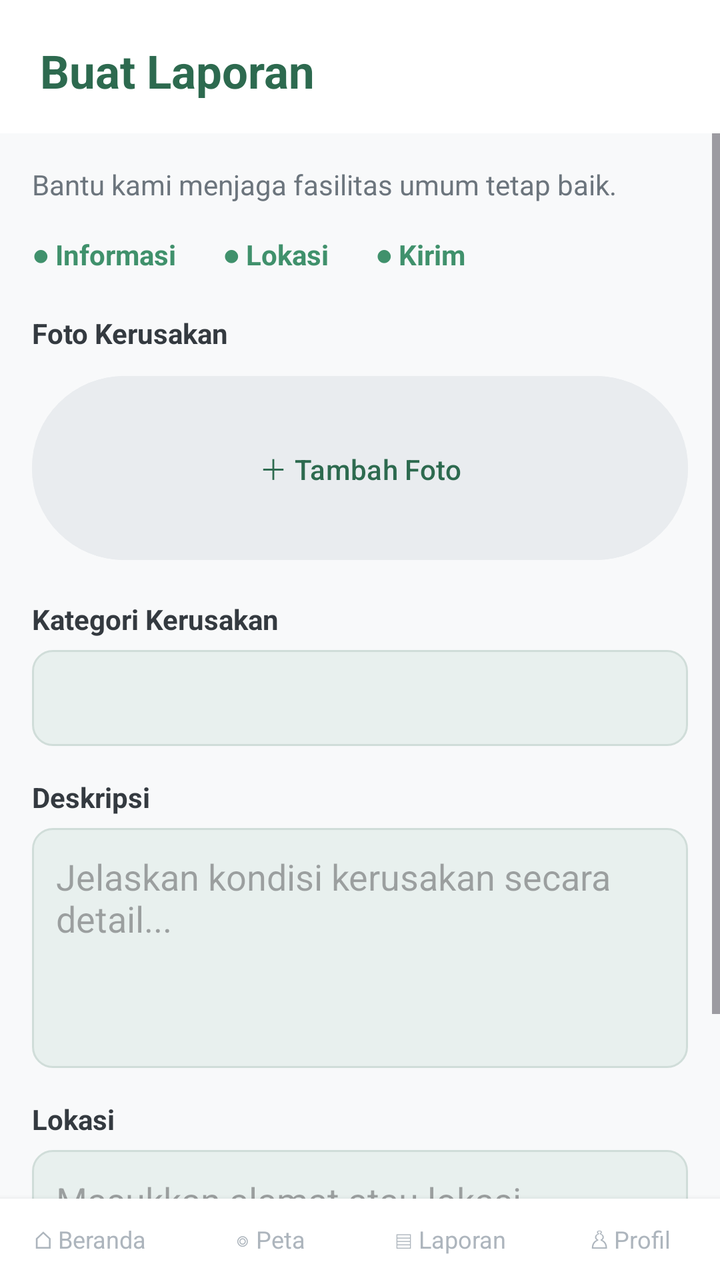
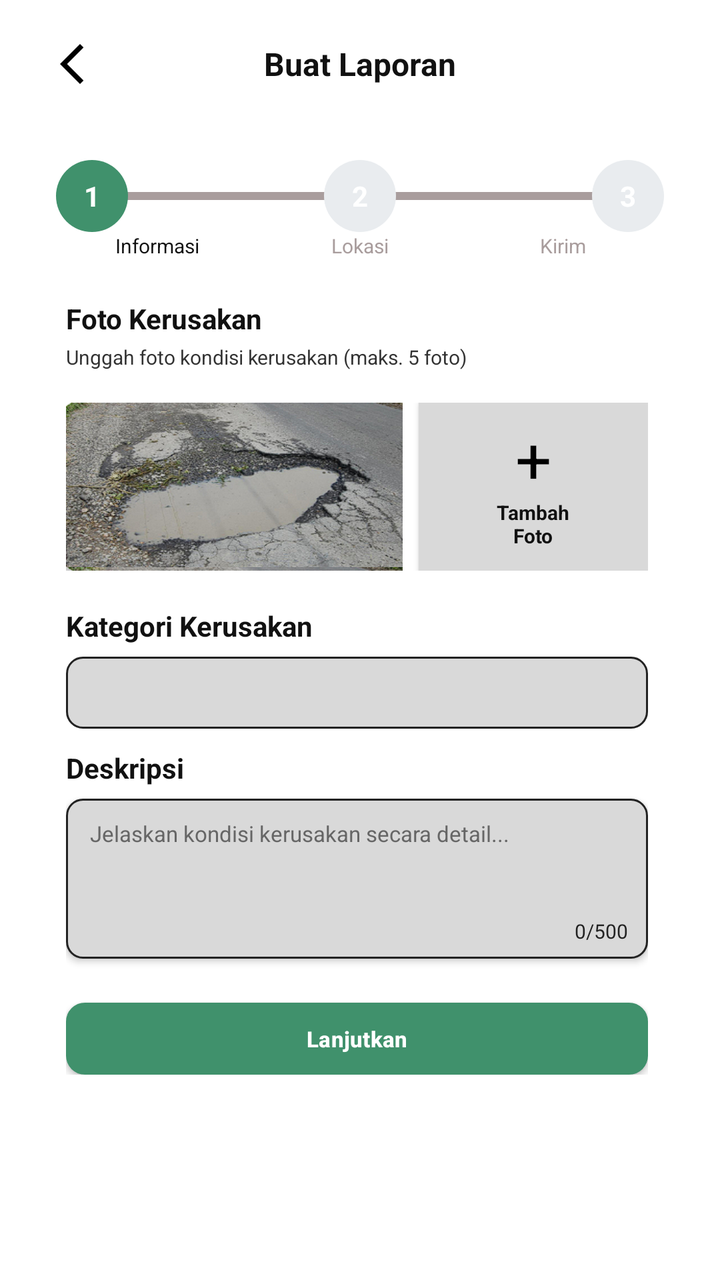

Compare the two renders of this Android layout. The source of the first and the diff that turns it into the second are given below.
<!-- AndroidManifest.xml: application theme Theme.Benito_TIA -->
<!-- res/layout/activity_create_report.xml -->
<?xml version="1.0" encoding="utf-8"?>
<LinearLayout xmlns:android="http://schemas.android.com/apk/res/android" android:layout_width="match_parent" android:layout_height="match_parent" android:orientation="vertical" android:background="@color/background_light">
 <TextView android:layout_width="match_parent" android:layout_height="wrap_content" android:text="Buat Laporan" android:textSize="23sp" android:textStyle="bold" android:textColor="@color/forest_green" android:background="@color/white" android:paddingStart="20dp" android:paddingEnd="20dp" android:paddingTop="20dp" android:paddingBottom="16dp"/>
 <ScrollView android:layout_width="match_parent" android:layout_height="0dp" android:layout_weight="1" android:fillViewport="true"><LinearLayout android:layout_width="match_parent" android:layout_height="wrap_content" android:orientation="vertical" android:padding="16dp"><TextView android:layout_width="match_parent" android:layout_height="wrap_content" android:text="Bantu kami menjaga fasilitas umum tetap baik." android:textColor="@color/gray_text" android:textSize="14sp" android:layout_marginBottom="16dp"/>
 <TextView android:layout_width="match_parent" android:layout_height="wrap_content" android:text="● Informasi       ● Lokasi       ● Kirim" android:textColor="@color/pine_green" android:textStyle="bold" android:layout_marginBottom="20dp"/>
 <TextView android:layout_width="match_parent" android:layout_height="wrap_content" android:text="Foto Kerusakan" android:textStyle="bold" android:textColor="@color/text_dark"/>
 <Button android:id="@+id/btnAddPhoto" android:layout_width="match_parent" android:layout_height="100dp" android:text="＋ Tambah Foto" android:backgroundTint="@color/very_light_gray" android:textColor="@color/forest_green" android:layout_marginTop="8dp" android:layout_marginBottom="16dp"/>
 <TextView android:layout_width="match_parent" android:layout_height="wrap_content" android:text="Kategori Kerusakan" android:textStyle="bold" android:textColor="@color/text_dark"/>
 <Spinner android:id="@+id/spinnerCategory" android:layout_width="match_parent" android:layout_height="48dp" android:background="@drawable/bg_edittext" android:layout_marginTop="6dp" android:layout_marginBottom="16dp"/>
 <TextView android:layout_width="match_parent" android:layout_height="wrap_content" android:text="Deskripsi" android:textStyle="bold" android:textColor="@color/text_dark"/>
 <EditText android:id="@+id/etDescription" android:layout_width="match_parent" android:layout_height="120dp" android:gravity="top" android:hint="Jelaskan kondisi kerusakan secara detail..." android:inputType="textMultiLine|textCapSentences" android:padding="12dp" android:background="@drawable/bg_edittext" android:layout_marginTop="6dp" android:layout_marginBottom="16dp"/>
 <TextView android:layout_width="match_parent" android:layout_height="wrap_content" android:text="Lokasi" android:textStyle="bold" android:textColor="@color/text_dark"/>
 <EditText android:id="@+id/etLocation" android:layout_width="match_parent" android:layout_height="50dp" android:hint="Masukkan alamat atau lokasi" android:padding="12dp" android:background="@drawable/bg_edittext" android:layout_marginTop="6dp" android:layout_marginBottom="18dp"/>
 <Button android:id="@+id/btnSubmitReport" android:layout_width="match_parent" android:layout_height="52dp" android:text="Kirim Laporan" android:textColor="@color/white" android:backgroundTint="@color/pine_green"/></LinearLayout></ScrollView>
 <LinearLayout android:layout_width="match_parent" android:layout_height="wrap_content" android:orientation="horizontal" android:background="@color/white" android:elevation="5dp" android:paddingTop="8dp" android:paddingBottom="8dp">
  <TextView android:id="@+id/navBeranda" android:layout_width="0dp" android:layout_height="wrap_content" android:layout_weight="1" android:gravity="center" android:text="⌂
Beranda" android:textColor="@color/nav_inactive" android:textSize="12sp" android:padding="4dp"/>
  <TextView android:id="@+id/navPeta" android:layout_width="0dp" android:layout_height="wrap_content" android:layout_weight="1" android:gravity="center" android:text="◎
Peta" android:textColor="@color/nav_inactive" android:textSize="12sp" android:padding="4dp"/>
  <TextView android:id="@+id/navLaporan" android:layout_width="0dp" android:layout_height="wrap_content" android:layout_weight="1" android:gravity="center" android:text="▤
Laporan" android:textColor="@color/nav_inactive" android:textSize="12sp" android:padding="4dp"/>
  <TextView android:id="@+id/navProfil" android:layout_width="0dp" android:layout_height="wrap_content" android:layout_weight="1" android:gravity="center" android:text="♙
Profil" android:textColor="@color/nav_inactive" android:textSize="12sp" android:padding="4dp"/>
 </LinearLayout>
</LinearLayout>
<!-- resources referenced by this layout -->
<resources>
  <color name="background_light">@color/off_white</color>
  <color name="forest_green">#2D6A4F</color>
  <color name="gray_text">#6C757D</color>
  <color name="nav_inactive">@color/medium_gray</color>
  <color name="pine_green">#40916C</color>
  <color name="text_dark">@color/dark_grayish</color>
  <color name="very_light_gray">#E9ECEF</color>
  <color name="white">#FFFFFF</color>
  <!-- drawable bg_edittext (drawable) -->
  <?xml version="1.0" encoding="utf-8"?>
  <shape xmlns:android="http://schemas.android.com/apk/res/android"
      android:shape="rectangle">
      <solid android:color="#E8F0EE" />
      <stroke
          android:width="1dp"
          android:color="#D0DDD9" />
      <corners android:radius="10dp" />
  </shape>
  <style name="Theme.Benito_TIA" parent="Base.Theme.Benito_TIA" />
  <color name="off_white">#F8F9FA</color>
  <color name="medium_gray">#ADB5BD</color>
  <color name="dark_grayish">#343A40</color>
  <style name="Base.Theme.Benito_TIA" parent="Theme.Material3.DayNight.NoActionBar">
          <item name="colorPrimary">@color/pine_green</item>
          <item name="colorPrimaryDark">@color/forest_green</item>
          <item name="colorAccent">@color/mint_green</item>
          <item name="android:statusBarColor">@color/pine_green</item>
          <item name="android:navigationBarColor">@color/white</item>
      </style>
  <color name="mint_green">#E8F5EC</color>
</resources>

<!-- the commit's change to res/layout/activity_create_report.xml (unified diff, before → after) -->
@@ -1,25 +1,314 @@
 <?xml version="1.0" encoding="utf-8"?>
-<LinearLayout xmlns:android="http://schemas.android.com/apk/res/android" android:layout_width="match_parent" android:layout_height="match_parent" android:orientation="vertical" android:background="@color/background_light">
- <TextView android:layout_width="match_parent" android:layout_height="wrap_content" android:text="Buat Laporan" android:textSize="23sp" android:textStyle="bold" android:textColor="@color/forest_green" android:background="@color/white" android:paddingStart="20dp" android:paddingEnd="20dp" android:paddingTop="20dp" android:paddingBottom="16dp"/>
- <ScrollView android:layout_width="match_parent" android:layout_height="0dp" android:layout_weight="1" android:fillViewport="true"><LinearLayout android:layout_width="match_parent" android:layout_height="wrap_content" android:orientation="vertical" android:padding="16dp"><TextView android:layout_width="match_parent" android:layout_height="wrap_content" android:text="Bantu kami menjaga fasilitas umum tetap baik." android:textColor="@color/gray_text" android:textSize="14sp" android:layout_marginBottom="16dp"/>
- <TextView android:layout_width="match_parent" android:layout_height="wrap_content" android:text="● Informasi       ● Lokasi       ● Kirim" android:textColor="@color/pine_green" android:textStyle="bold" android:layout_marginBottom="20dp"/>
- <TextView android:layout_width="match_parent" android:layout_height="wrap_content" android:text="Foto Kerusakan" android:textStyle="bold" android:textColor="@color/text_dark"/>
- <Button android:id="@+id/btnAddPhoto" android:layout_width="match_parent" android:layout_height="100dp" android:text="＋ Tambah Foto" android:backgroundTint="@color/very_light_gray" android:textColor="@color/forest_green" android:layout_marginTop="8dp" android:layout_marginBottom="16dp"/>
- <TextView android:layout_width="match_parent" android:layout_height="wrap_content" android:text="Kategori Kerusakan" android:textStyle="bold" android:textColor="@color/text_dark"/>
- <Spinner android:id="@+id/spinnerCategory" android:layout_width="match_parent" android:layout_height="48dp" android:background="@drawable/bg_edittext" android:layout_marginTop="6dp" android:layout_marginBottom="16dp"/>
- <TextView android:layout_width="match_parent" android:layout_height="wrap_content" android:text="Deskripsi" android:textStyle="bold" android:textColor="@color/text_dark"/>
- <EditText android:id="@+id/etDescription" android:layout_width="match_parent" android:layout_height="120dp" android:gravity="top" android:hint="Jelaskan kondisi kerusakan secara detail..." android:inputType="textMultiLine|textCapSentences" android:padding="12dp" android:background="@drawable/bg_edittext" android:layout_marginTop="6dp" android:layout_marginBottom="16dp"/>
- <TextView android:layout_width="match_parent" android:layout_height="wrap_content" android:text="Lokasi" android:textStyle="bold" android:textColor="@color/text_dark"/>
- <EditText android:id="@+id/etLocation" android:layout_width="match_parent" android:layout_height="50dp" android:hint="Masukkan alamat atau lokasi" android:padding="12dp" android:background="@drawable/bg_edittext" android:layout_marginTop="6dp" android:layout_marginBottom="18dp"/>
- <Button android:id="@+id/btnSubmitReport" android:layout_width="match_parent" android:layout_height="52dp" android:text="Kirim Laporan" android:textColor="@color/white" android:backgroundTint="@color/pine_green"/></LinearLayout></ScrollView>
- <LinearLayout android:layout_width="match_parent" android:layout_height="wrap_content" android:orientation="horizontal" android:background="@color/white" android:elevation="5dp" android:paddingTop="8dp" android:paddingBottom="8dp">
-  <TextView android:id="@+id/navBeranda" android:layout_width="0dp" android:layout_height="wrap_content" android:layout_weight="1" android:gravity="center" android:text="⌂
-Beranda" android:textColor="@color/nav_inactive" android:textSize="12sp" android:padding="4dp"/>
-  <TextView android:id="@+id/navPeta" android:layout_width="0dp" android:layout_height="wrap_content" android:layout_weight="1" android:gravity="center" android:text="◎
-Peta" android:textColor="@color/nav_inactive" android:textSize="12sp" android:padding="4dp"/>
-  <TextView android:id="@+id/navLaporan" android:layout_width="0dp" android:layout_height="wrap_content" android:layout_weight="1" android:gravity="center" android:text="▤
-Laporan" android:textColor="@color/nav_inactive" android:textSize="12sp" android:padding="4dp"/>
-  <TextView android:id="@+id/navProfil" android:layout_width="0dp" android:layout_height="wrap_content" android:layout_weight="1" android:gravity="center" android:text="♙
-Profil" android:textColor="@color/nav_inactive" android:textSize="12sp" android:padding="4dp"/>
+<ScrollView
+    xmlns:android="http://schemas.android.com/apk/res/android"
+    xmlns:app="http://schemas.android.com/apk/res-auto"
+    android:layout_width="match_parent"
+    android:layout_height="match_parent"
+    android:background="#FFFFFF"
+    android:fillViewport="true"
+    android:overScrollMode="never">
+
+ <LinearLayout
+     android:layout_width="match_parent"
+     android:layout_height="wrap_content"
+     android:orientation="vertical"
+     android:paddingBottom="24dp">
+
+  
+  <LinearLayout
+      android:layout_width="match_parent"
+      android:layout_height="64dp"
+      android:gravity="center_vertical"
+      android:orientation="horizontal"
+      android:paddingStart="24dp"
+      android:paddingEnd="24dp">
+
+   <ImageView
+       android:id="@+id/btnBack"
+       android:layout_width="24dp"
+       android:layout_height="24dp"
+       android:src="@drawable/arrow_back_ios_new_24"
+       android:contentDescription="Kembali"
+       android:scaleType="fitCenter" />
+
+   <TextView
+       android:layout_width="0dp"
+       android:layout_height="wrap_content"
+       android:layout_weight="1"
+       android:gravity="center"
+       android:text="Buat Laporan"
+       android:textColor="#111111"
+       android:textSize="16sp"
+       android:textStyle="bold" />
+
+   <View
+       android:layout_width="24dp"
+       android:layout_height="24dp" />
+
+  </LinearLayout>
+
+  
+  <LinearLayout
+      android:layout_width="match_parent"
+      android:layout_height="wrap_content"
+      android:layout_marginTop="16dp"
+      android:orientation="vertical"
+      android:paddingStart="28dp"
+      android:paddingEnd="28dp">
+
+   <FrameLayout
+       android:layout_width="match_parent"
+       android:layout_height="36dp">
+
+    <View
+        android:layout_width="match_parent"
+        android:layout_height="4dp"
+        android:layout_gravity="center_vertical"
+        android:layout_marginStart="24dp"
+        android:layout_marginEnd="24dp"
+        android:background="#A99D9D" />
+
+    <LinearLayout
+        android:layout_width="match_parent"
+        android:layout_height="match_parent"
+        android:gravity="center_vertical"
+        android:orientation="horizontal">
+
+     <TextView
+         android:layout_width="36dp"
+         android:layout_height="36dp"
+         android:background="@drawable/bg_step_active"
+         android:gravity="center"
+         android:text="1"
+         android:textColor="#FFFFFF"
+         android:textSize="14sp"
+         android:textStyle="bold" />
+
+     <View
+         android:layout_width="0dp"
+         android:layout_height="1dp"
+         android:layout_weight="1" />
+
+     <TextView
+         android:layout_width="36dp"
+         android:layout_height="36dp"
+         android:background="@drawable/bg_step_inactive"
+         android:gravity="center"
+         android:text="2"
+         android:textColor="#FFFFFF"
+         android:textSize="14sp"
+         android:textStyle="bold" />
+
+     <View
+         android:layout_width="0dp"
+         android:layout_height="1dp"
+         android:layout_weight="1" />
+
+     <TextView
+         android:layout_width="36dp"
+         android:layout_height="36dp"
+         android:background="@drawable/bg_step_inactive"
+         android:gravity="center"
+         android:text="3"
+         android:textColor="#FFFFFF"
+         android:textSize="14sp"
+         android:textStyle="bold" />
+
+    </LinearLayout>
+   </FrameLayout>
+
+   <LinearLayout
+       android:layout_width="match_parent"
+       android:layout_height="wrap_content"
+       android:orientation="horizontal">
+
+    <TextView
+        android:layout_width="0dp"
+        android:layout_height="wrap_content"
+        android:layout_weight="1"
+        android:gravity="center"
+        android:text="Informasi"
+        android:textColor="#111111"
+        android:textSize="10sp" />
+
+    <TextView
+        android:layout_width="0dp"
+        android:layout_height="wrap_content"
+        android:layout_weight="1"
+        android:gravity="center"
+        android:text="Lokasi"
+        android:textColor="#A99D9D"
+        android:textSize="10sp" />
+
+    <TextView
+        android:layout_width="0dp"
+        android:layout_height="wrap_content"
+        android:layout_weight="1"
+        android:gravity="center"
+        android:text="Kirim"
+        android:textColor="#A99D9D"
+        android:textSize="10sp" />
+
+   </LinearLayout>
+  </LinearLayout>
+
+  
+  <LinearLayout
+      android:layout_width="match_parent"
+      android:layout_height="wrap_content"
+      android:layout_marginStart="33dp"
+      android:layout_marginTop="20dp"
+      android:layout_marginEnd="36dp"
+      android:orientation="vertical">
+
+   <TextView
+       android:layout_width="wrap_content"
+       android:layout_height="wrap_content"
+       android:text="Foto Kerusakan"
+       android:textColor="#111111"
+       android:textSize="14sp"
+       android:textStyle="bold" />
+
+   <TextView
+       android:layout_width="wrap_content"
+       android:layout_height="wrap_content"
+       android:layout_marginTop="3dp"
+       android:text="Unggah foto kondisi kerusakan (maks. 5 foto)"
+       android:textColor="#333333"
+       android:textSize="10sp" />
+
+   <LinearLayout
+       android:layout_width="match_parent"
+       android:layout_height="84dp"
+       android:layout_marginTop="16dp"
+       android:orientation="horizontal">
+
+    <ImageView
+        android:id="@+id/imgReportPhoto"
+        android:layout_width="0dp"
+        android:layout_height="match_parent"
+        android:layout_weight="1.25"
+        android:background="@drawable/jalan_rusak"
+        android:contentDescription="Foto kondisi kerusakan"
+        android:scaleType="centerCrop"
+        android:clipToOutline="true" />
+
+    <LinearLayout
+        android:id="@+id/btnAddPhoto"
+        android:layout_width="0dp"
+        android:layout_height="match_parent"
+        android:layout_marginStart="8dp"
+        android:layout_weight="0.85"
+        android:background="#D9D9D9"
+        android:clickable="true"
+        android:focusable="true"
+        android:gravity="center"
+        android:elevation="2dp"
+        android:orientation="vertical">
+
+     <TextView
+         android:layout_width="wrap_content"
+         android:layout_height="wrap_content"
+         android:text="+"
+         android:textColor="#000000"
+         android:textSize="32sp"
+         android:gravity="center"
+         android:includeFontPadding="false" />
+
+     <TextView
+         android:layout_width="wrap_content"
+         android:layout_height="wrap_content"
+         android:text="Tambah\nFoto"
+         android:textColor="#111111"
+         android:textSize="10sp"
+         android:textStyle="bold"
+         android:gravity="center" />
+
+    </LinearLayout>
+   </LinearLayout>
+
+   
+   <TextView
+       android:layout_width="wrap_content"
+       android:layout_height="wrap_content"
+       android:layout_marginTop="18dp"
+       android:text="Kategori Kerusakan"
+       android:textColor="#111111"
+       android:textSize="14sp"
+       android:textStyle="bold" />
+
+   <Spinner
+       android:id="@+id/spinnerCategory"
+       android:layout_width="match_parent"
+       android:layout_height="36dp"
+       android:layout_marginTop="6dp"
+       android:background="@drawable/bg_report_rounded"
+       android:paddingStart="8dp"
+       android:paddingEnd="8dp" />
+
+   
+   <TextView
+       android:layout_width="wrap_content"
+       android:layout_height="wrap_content"
+       android:layout_marginTop="10dp"
+       android:text="Deskripsi"
+       android:textColor="#111111"
+       android:textSize="14sp"
+       android:textStyle="bold" />
+
+   <FrameLayout
+       android:layout_width="match_parent"
+       android:layout_height="80dp"
+       android:layout_marginTop="6dp"
+       android:background="@drawable/bg_report_rounded"
+       android:elevation="2dp">
+
+    <EditText
+        android:id="@+id/etDescription"
+        android:layout_width="match_parent"
+        android:layout_height="match_parent"
+        android:background="@android:color/transparent"
+        android:gravity="top|start"
+        android:hint="Jelaskan kondisi kerusakan secara detail..."
+        android:inputType="textMultiLine|textCapSentences"
+        android:maxLength="500"
+        android:paddingStart="12dp"
+        android:paddingTop="10dp"
+        android:paddingEnd="12dp"
+        android:paddingBottom="24dp"
+        android:textColor="#222222"
+        android:textColorHint="#666666"
+        android:textSize="11sp" />
+
+    <TextView
+        android:id="@+id/tvDescriptionCount"
+        android:layout_width="wrap_content"
+        android:layout_height="wrap_content"
+        android:layout_gravity="bottom|end"
+        android:layout_marginEnd="10dp"
+        android:layout_marginBottom="7dp"
+        android:text="0/500"
+        android:textColor="#222222"
+        android:textSize="10sp" />
+
+   </FrameLayout>
+
+   
+   <Button
+       android:id="@+id/btnSubmitReport"
+       android:layout_width="match_parent"
+       android:layout_height="36dp"
+       android:layout_marginTop="22dp"
+       android:background="@drawable/bg_report_button"
+       android:elevation="2dp"
+       android:stateListAnimator="@null"
+       android:text="Lanjutkan"
+       android:textAllCaps="false"
+       android:textColor="#FFFFFF"
+       android:textSize="11sp"
+       android:textStyle="bold" />
+
+  </LinearLayout>
+
  </LinearLayout>
-</LinearLayout>
+</ScrollView>
<!-- resource entries referenced after the edit -->
@@ -1,27 +1,64 @@
 <!-- resources referenced by this layout -->
 <resources>
-  <color name="background_light">@color/off_white</color>
-  <color name="forest_green">#2D6A4F</color>
-  <color name="gray_text">#6C757D</color>
-  <color name="nav_inactive">@color/medium_gray</color>
-  <color name="pine_green">#40916C</color>
-  <color name="text_dark">@color/dark_grayish</color>
-  <color name="very_light_gray">#E9ECEF</color>
-  <color name="white">#FFFFFF</color>
-  <!-- drawable bg_edittext (drawable) -->
+  <!-- drawable arrow_back_ios_new_24 (drawable) -->
+  <vector xmlns:android="http://schemas.android.com/apk/res/android" android:height="24dp" android:tint="#000000" android:viewportHeight="24" android:viewportWidth="24" android:width="24dp">
+        
+      <path android:fillColor="@android:color/white" android:pathData="M17.77,3.77l-1.77,-1.77l-10,10l10,10l1.77,-1.77l-8.23,-8.23z"/>
+      
+  </vector>
+  <!-- drawable bg_report_button (drawable) -->
+  <?xml version="1.0" encoding="utf-8"?>
+  <shape xmlns:android="http://schemas.android.com/apk/res/android">
+  
+  
+          android:shape="rectangle">
+  
+          
+          <solid android:color="#218451" />
+  
+          
+          <corners android:radius="9dp" />
+  
+          
+          <stroke
+              android:width="1dp"
+              android:color="#176B40" />
+  
+  
+  </shape>
+  <!-- drawable bg_report_rounded (drawable) -->
   <?xml version="1.0" encoding="utf-8"?>
   <shape xmlns:android="http://schemas.android.com/apk/res/android"
       android:shape="rectangle">
-      <solid android:color="#E8F0EE" />
+  
+      <solid android:color="#D9D9D9" />
+  
+  
+      <corners android:radius="8dp" />
+  
+  
       <stroke
           android:width="1dp"
-          android:color="#D0DDD9" />
-      <corners android:radius="10dp" />
+          android:color="#222222" />
+  
   </shape>
+  <!-- drawable bg_step_active (drawable) -->
+  <?xml version="1.0" encoding="utf-8"?>
+  <shape xmlns:android="http://schemas.android.com/apk/res/android"
+      android:shape="oval">
+      <solid android:color="#40916C" />
+  </shape>
+  <!-- drawable bg_step_inactive (drawable) -->
+  <?xml version="1.0" encoding="utf-8"?>
+  <shape xmlns:android="http://schemas.android.com/apk/res/android"
+      android:shape="oval">
+      <solid android:color="#E9ECEF" />
+  </shape>
+  <!-- drawable jalan_rusak: png bitmap (drawable, 158894 bytes) -->
+  <color name="forest_green">#2D6A4F</color>
+  <color name="pine_green">#40916C</color>
+  <color name="white">#FFFFFF</color>
   <style name="Theme.Benito_TIA" parent="Base.Theme.Benito_TIA" />
-  <color name="off_white">#F8F9FA</color>
-  <color name="medium_gray">#ADB5BD</color>
-  <color name="dark_grayish">#343A40</color>
   <style name="Base.Theme.Benito_TIA" parent="Theme.Material3.DayNight.NoActionBar">
           <item name="colorPrimary">@color/pine_green</item>
           <item name="colorPrimaryDark">@color/forest_green</item>
